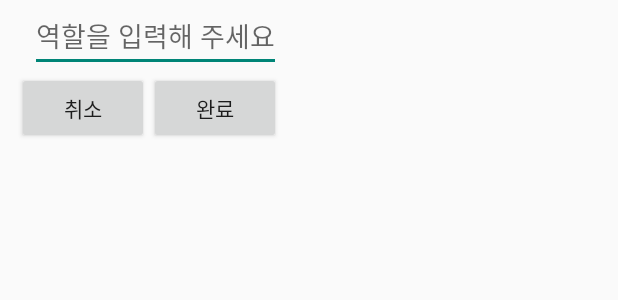
After one commit to 8hojung24/Android_EveryTeamProject, an Android app: the layout activity_role_dialog.xml on its own in the app's theme, with its tools: preview values and no code run, on a phone screen of 412 x 824 dp. The commit adds this screen. Shown: the top 300 px of the screen. Run offline under Robolectric (Android 15) with nearby library versions, the phone set to English and light mode, and no system bars.

Commit message:
RoleDialog 1차 작업 완료

```diff
--- a/app/build.gradle
+++ b/app/build.gradle
@@ -1,6 +1,7 @@
 plugins {
     id 'com.android.application'
     id 'kotlin-android'
+    id 'kotlin-android-extensions'
 }
 
 android {
--- a/app/src/main/res/layout/activity_registration.xml
+++ b/app/src/main/res/layout/activity_registration.xml
@@ -118,7 +118,7 @@
         android:layout_marginStart="8dp"
         android:layout_marginTop="44dp"
         android:layout_marginEnd="8dp"
-        android:text="TextView"
+        android:hint="역할"
         app:layout_constraintEnd_toEndOf="parent"
         app:layout_constraintStart_toEndOf="@+id/textView2"
         app:layout_constraintTop_toBottomOf="@+id/R_Subject" />
@@ -128,7 +128,7 @@
         android:layout_width="167dp"
         android:layout_height="37dp"
         android:layout_marginEnd="12dp"
-        android:text="TextView"
+        android:hint="마감일"
         android:textAlignment="viewEnd"
         android:textSize="24sp"
         app:layout_constraintBottom_toTopOf="@+id/R_ClosingTime"
@@ -144,7 +144,7 @@
         android:layout_height="45dp"
         android:layout_marginEnd="16dp"
         android:layout_marginBottom="88dp"
-        android:text="TextView"
+        android:hint="마감시간"
         android:textAlignment="viewEnd"
         android:textSize="24sp"
         app:layout_constraintBottom_toBottomOf="parent"
--- /dev/null
+++ b/app/src/main/res/layout/activity_role_dialog.xml
@@ -0,0 +1,36 @@
+<?xml version="1.0" encoding="utf-8"?>
+
+<LinearLayout xmlns:android="http://schemas.android.com/apk/res/android"
+    android:layout_width="wrap_content"
+    android:layout_height="wrap_content"
+    android:orientation="vertical">
+
+    <EditText
+        android:id="@+id/role_edit"
+        android:layout_width="match_parent"
+        android:layout_height="wrap_content"
+        android:layout_marginStart="20dp"
+        android:layout_marginEnd="20dp"
+        android:hint="역할을 입력해 주세요"/>
+
+    <LinearLayout
+        android:layout_width="match_parent"
+        android:layout_height="wrap_content"
+        android:gravity="end"
+        android:layout_marginEnd="20dp"
+        android:orientation="horizontal">
+
+        <Button
+            android:id="@+id/cancel_button"
+            android:layout_width="wrap_content"
+            android:layout_height="wrap_content"
+            android:text="취소"/>
+
+        <Button
+            android:id="@+id/finish_button"
+            android:layout_width="wrap_content"
+            android:layout_height="wrap_content"
+            android:text="완료"/>
+    </LinearLayout>
+
+</LinearLayout>
```
Also changed, not shown: app/src/main/AndroidManifest.xml (+7 -8 lines), app/src/main/java/com/example/everyteamproject/Registration.kt (+16 -0 lines), app/src/main/java/com/example/everyteamproject/RoleDialog.kt (added, +44 -0 lines).
